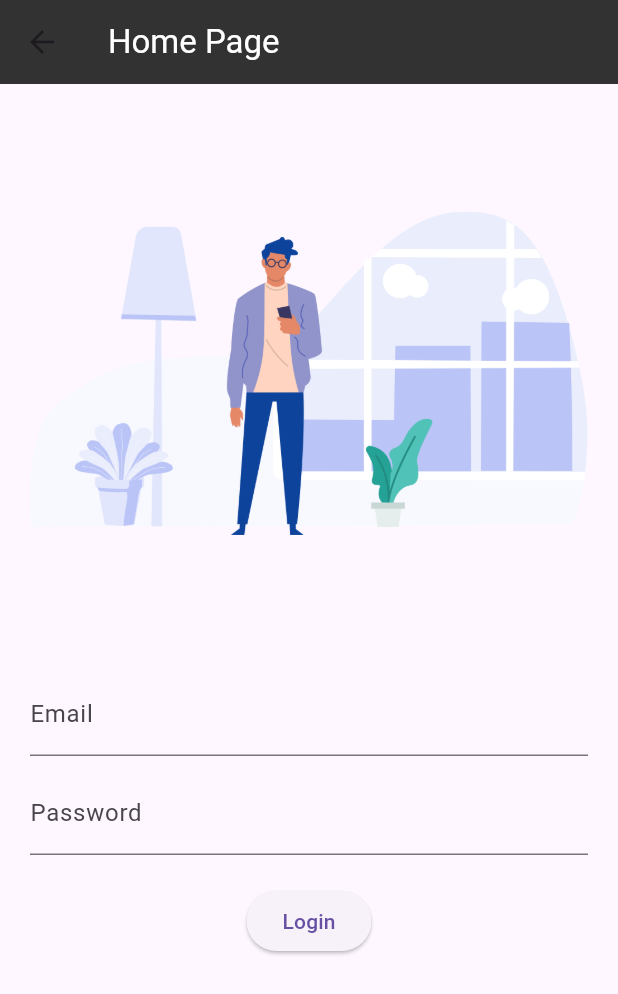
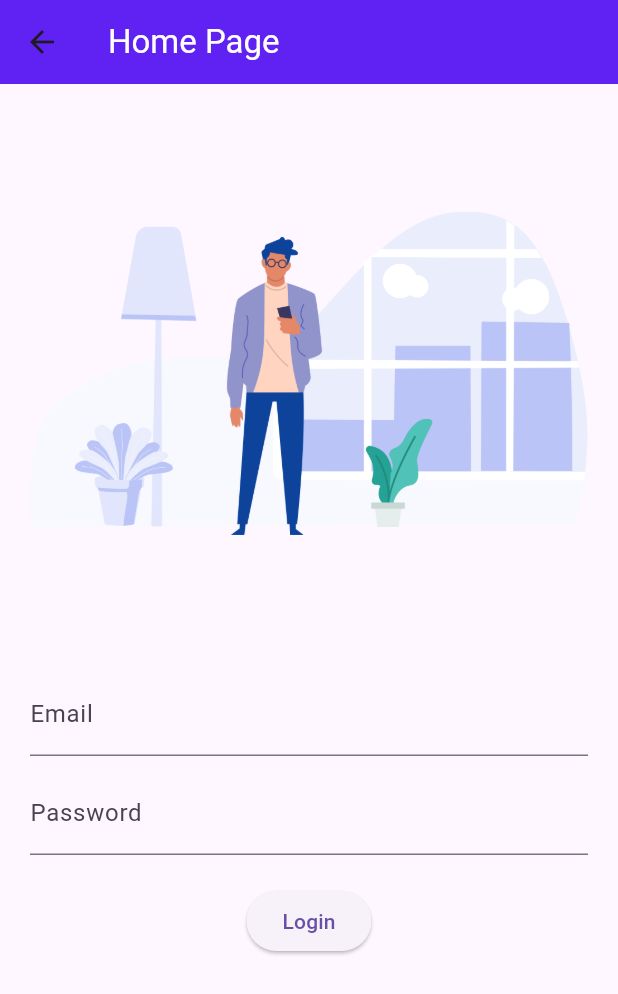
Before and after one commit to msibly/sample_flutter_app_with_web_app, a Flutter app: the HomePage screen opened directly, on a phone screen of 412 x 824 dp. Shown: the top 994 px of the screen. Run offline on Flutter 3.47's test engine with Material 3 defaults, Android fonts, the phone set to English and light mode, and no system bars; our stand-ins replace fluttertoast.

Commit message:
home page

```diff
--- a/lib/HomePage.dart
+++ b/lib/HomePage.dart
@@ -7,7 +7,7 @@ class HomePage extends StatelessWidget {
   Widget build(BuildContext context) {
     return Scaffold(
       appBar: AppBar(
-        backgroundColor: Color.fromARGB(255, 50, 50, 50),
+        backgroundColor: Color.fromARGB(255, 96, 33, 243),
         title: Text(
           'Home Page',
           style: TextStyle(
```
